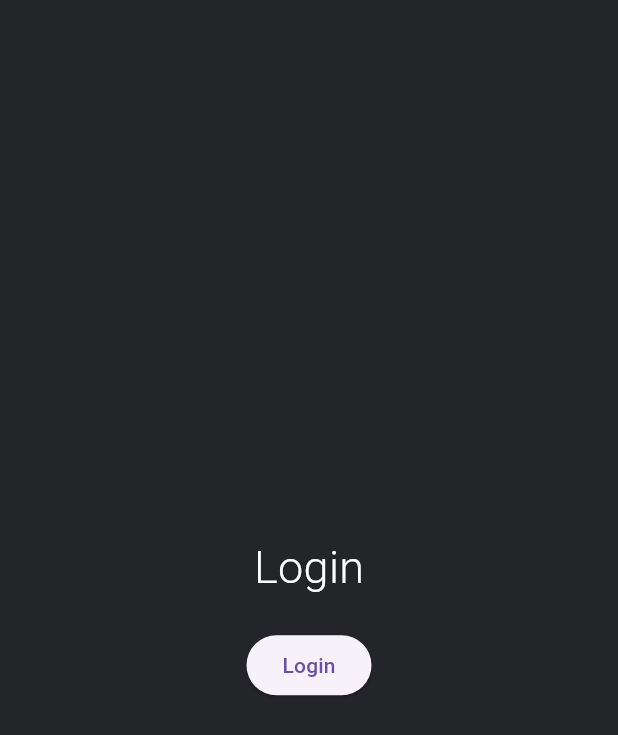
After one commit to raedbgr/SmartDrop, a Flutter app: the LoginPage screen opened by its route, on a phone screen of 412 x 824 dp. The commit adds this screen. Shown: the top 735 px of the screen. Run offline on Flutter 3.47's test engine with Material 3 defaults, Android fonts, the phone set to English and light mode, and no system bars; our stand-ins replace fl_chart, get.

Commit message:
added login page and auth controller

```diff
--- /dev/null
+++ b/lib/controllers/auth_controller.dart
@@ -0,0 +1,3 @@
+import '/imports.dart';
+
+class AuthController extends GetxController {}
--- a/lib/imports.dart
+++ b/lib/imports.dart
@@ -4,6 +4,7 @@ export 'package:get/get.dart';
 export 'package:fl_chart/fl_chart.dart';
 export 'routes.dart';
 export 'bindings.dart';
+export 'views/login.dart';
 export 'views/navigation_page.dart';
 export 'views/dashboard.dart';
 export 'views/plants.dart';
@@ -11,5 +12,6 @@ export 'components/navbar.dart';
 export 'components/water_consumption_chart.dart';
 export 'components/gauge.dart';
 export 'components/custom_card.dart';
+export 'controllers/auth_controller.dart';
 export 'controllers/navigation_controller.dart';
 export 'controllers/dashboard_controller.dart';
--- a/lib/routes.dart
+++ b/lib/routes.dart
@@ -2,6 +2,7 @@ import 'imports.dart';
 
 class Routes {
   static final routes = [
+    GetPage(name: '/login', page: () => LoginPage()),
     GetPage(name: '/', page: () => NavigationPage()),
     GetPage(name: '/dashboard', page: () => DashboardPage(scaffoldKey: Get.arguments,), transition: Transition.leftToRight),
     GetPage(name: '/plants', page: () => PlantsPage(scaffoldKey: Get.arguments,), transition: Transition.rightToLeft),
--- /dev/null
+++ b/lib/views/login.dart
@@ -0,0 +1,39 @@
+import '/imports.dart';
+
+class LoginPage extends StatefulWidget {
+  @override
+  State<LoginPage> createState() => _LoginPageState();
+}
+
+class _LoginPageState extends State<LoginPage> {
+  @override
+  Widget build(BuildContext context) {
+    return Scaffold(
+      backgroundColor: const Color(0xFF242529),
+      body: SafeArea(
+        child: Center(
+          child: Column(
+            mainAxisAlignment: MainAxisAlignment.center,
+            children: [
+              const Text(
+                "Login",
+                style: TextStyle(
+                  color: Color(0xfffdfefe),
+                  fontSize: 30,
+                  fontWeight: FontWeight.w300,
+                ),
+              ),
+              const SizedBox(height: 20),
+              ElevatedButton(
+                onPressed: () {
+                  Get.offAllNamed('/');
+                },
+                child: const Text("Login"),
+              ),
+            ],
+          ),
+        ),
+      ),
+    );
+  }
+}
--- a/lib/views/navigation_page.dart
+++ b/lib/views/navigation_page.dart
@@ -17,9 +17,9 @@ class _NavigationPageState extends State<NavigationPage> {
   @override
   Widget build(BuildContext context) {
     return Obx(
-          () => Scaffold(
+      () => Scaffold(
         key: _scaffoldKey,
-            backgroundColor: const Color(0xFF242529),
+        backgroundColor: const Color(0xFF242529),
         appBar: AppBar(
           backgroundColor: const Color(0xFF242529),
           actions: [
```
